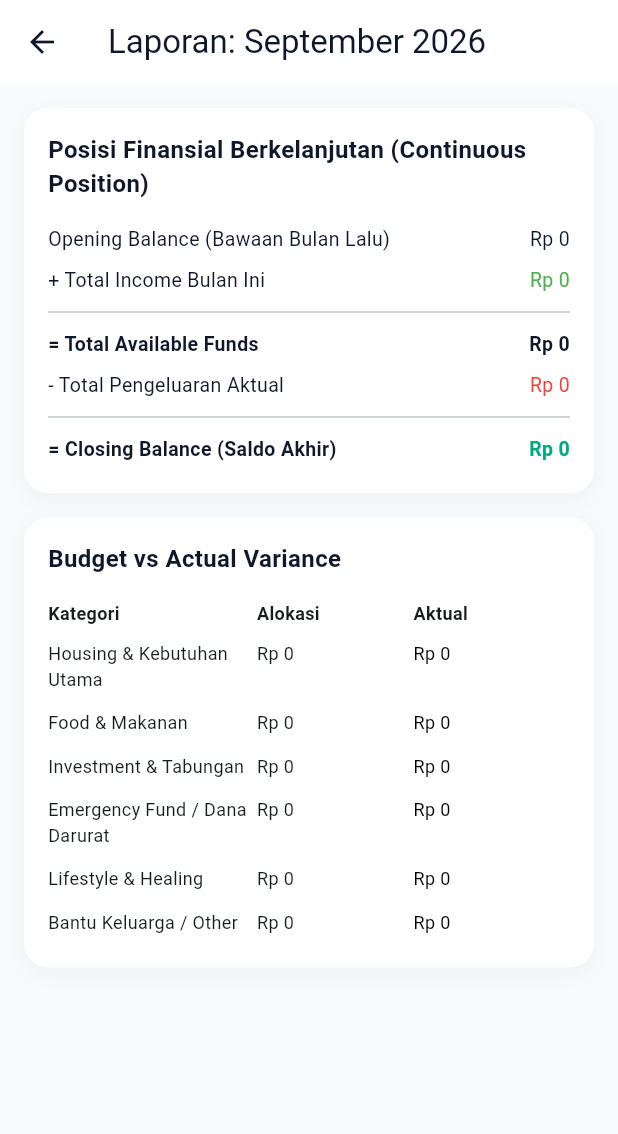
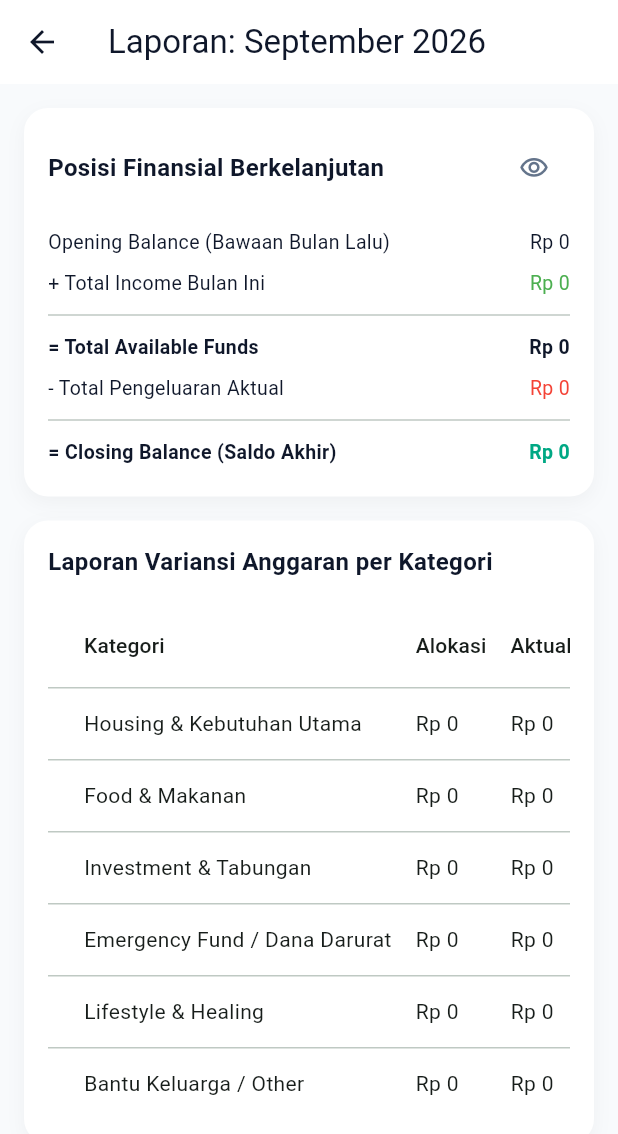
Before and after one commit to didikhari/aloca, a Flutter app: the MonthlyReportScreen screen opened directly, on a phone screen of 412 x 824 dp. Shown: the top 1134 px of the screen. Run offline on Flutter 3.47's test engine with Material 3 defaults, Android fonts, the phone set to English and light mode, and no system bars; our stand-ins replace file_picker, flutter_riverpod, hive_flutter, share_plus; missing offline and left inert: excel; accounts and stored records are empty.

Commit message:
feat: add mask and unmask toggle for total available funds
Add eye icon toggle and persistent state to mask/unmask sensitive available funds, opening balance, and income figures across Dashboard, Allocation Management, and Monthly Report screens.

```diff
--- a/lib/screens/reports/monthly_report_screen.dart
+++ b/lib/screens/reports/monthly_report_screen.dart
@@ -12,6 +12,7 @@ class MonthlyReportScreen extends ConsumerWidget {
   Widget build(BuildContext context, WidgetRef ref) {
     final activePeriod = ref.watch(activePeriodProvider);
     final summary = ref.watch(monthlySummaryProvider);
+    final isMasked = ref.watch(isBalanceMaskedProvider);
 
     return Scaffold(
       backgroundColor: const Color(0xFFF8FAFC),
@@ -32,22 +33,45 @@ class MonthlyReportScreen extends ConsumerWidget {
                 child: Column(
                   crossAxisAlignment: CrossAxisAlignment.start,
                   children: [
-                    const Text(
-                      'Posisi Finansial Berkelanjutan (Continuous Position)',
+                    Row(
+                      mainAxisAlignment: MainAxisAlignment.spaceBetween,
+                      children: [
+                        const Expanded(
+                          child: Text(
+                            'Posisi Finansial Berkelanjutan',
                             style: TextStyle(
                               fontSize: 16,
                               fontWeight: FontWeight.bold,
                               color: Color(0xFF0F172A),
                             ),
+                            overflow: TextOverflow.ellipsis,
+                          ),
+                        ),
+                        IconButton(
+                          icon: Icon(
+                            isMasked
+                                ? Icons.visibility_off_outlined
+                                : Icons.visibility_outlined,
+                            color: const Color(0xFF64748B),
+                            size: 20,
+                          ),
+                          padding: EdgeInsets.zero,
+                          constraints: const BoxConstraints(),
+                          tooltip: isMasked ? 'Tampilkan Nominal' : 'Sembunyikan Nominal',
+                          onPressed: () {
+                            ref.read(isBalanceMaskedProvider.notifier).toggleMask();
+                          },
+                        ),
+                      ],
                     ),
                     const SizedBox(height: 12),
-                    _buildReportRow('Opening Balance (Bawaan Bulan Lalu)', summary.openingBalance),
-                    _buildReportRow('+ Total Income Bulan Ini', summary.totalIncome, color: Colors.green),
+                    _buildReportRow('Opening Balance (Bawaan Bulan Lalu)', summary.openingBalance, isMasked: isMasked),
+                    _buildReportRow('+ Total Income Bulan Ini', summary.totalIncome, color: Colors.green, isMasked: isMasked),
                     const Divider(),
-                    _buildReportRow('= Total Available Funds', summary.totalAvailable, isBold: true),
-                    _buildReportRow('- Total Pengeluaran Aktual', summary.totalActualExpenses, color: Colors.red),
+                    _buildReportRow('= Total Available Funds', summary.totalAvailable, isBold: true, isMasked: isMasked),
+                    _buildReportRow('- Total Pengeluaran Aktual', summary.totalActualExpenses, color: Colors.red, isMasked: isMasked),
                     const Divider(),
-                    _buildReportRow('= Closing Balance (Saldo Akhir)', summary.closingBalance, isBold: true, color: const Color(0xFF00A884)),
+                    _buildReportRow('= Closing Balance (Saldo Akhir)', summary.closingBalance, isBold: true, color: const Color(0xFF00A884), isMasked: isMasked),
                   ],
                 ),
               ),
@@ -60,63 +84,68 @@ class MonthlyReportScreen extends ConsumerWidget {
                   crossAxisAlignment: CrossAxisAlignment.start,
                   children: [
                     const Text(
-                      'Budget vs Actual Variance',
+                      'Laporan Variansi Anggaran per Kategori',
                       style: TextStyle(
                         fontSize: 16,
                         fontWeight: FontWeight.bold,
                         color: Color(0xFF0F172A),
                       ),
                     ),
-                    const SizedBox(height: 12),
-                    Table(
-                      columnWidths: const {
-                        0: FlexColumnWidth(2),
-                        1: FlexColumnWidth(1.5),
-                        2: FlexColumnWidth(1.5),
-                      },
-                      children: [
-                        const TableRow(
-                          children: [
-                            Padding(
-                              padding: EdgeInsets.symmetric(vertical: 4),
-                              child: Text('Kategori', style: TextStyle(fontWeight: FontWeight.bold, fontSize: 12)),
+                    const SizedBox(height: 16),
+                    SingleChildScrollView(
+                      scrollDirection: Axis.horizontal,
+                      child: DataTable(
+                        columnSpacing: 16,
+                        columns: const [
+                          DataColumn(label: Text('Kategori')),
+                          DataColumn(label: Text('Alokasi')),
+                          DataColumn(label: Text('Aktual')),
+                          DataColumn(label: Text('Sisa')),
+                          DataColumn(label: Text('Status')),
+                        ],
+                        rows: summary.categoryStatuses.map((stat) {
+                          return DataRow(
+                            cells: [
+                              DataCell(Text(stat.category.name)),
+                              DataCell(Text(CurrencyFormatter.format(stat.allocated))),
+                              DataCell(Text(CurrencyFormatter.format(stat.actual))),
+                              DataCell(
+                                Text(
+                                  CurrencyFormatter.format(stat.remaining),
+                                  style: TextStyle(
+                                    fontWeight: FontWeight.bold,
+                                    color: stat.remaining >= 0
+                                        ? Colors.green
+                                        : Colors.red,
                                   ),
-                            Padding(
-                              padding: EdgeInsets.symmetric(vertical: 4),
-                              child: Text('Alokasi', style: TextStyle(fontWeight: FontWeight.bold, fontSize: 12)),
                                 ),
-                            Padding(
-                              padding: EdgeInsets.symmetric(vertical: 4),
-                              child: Text('Aktual', style: TextStyle(fontWeight: FontWeight.bold, fontSize: 12)),
                               ),
-                          ],
+                              DataCell(
+                                Container(
+                                  padding: const EdgeInsets.symmetric(
+                                      horizontal: 8, vertical: 4),
+                                  decoration: BoxDecoration(
+                                    color: stat.remaining >= 0
+                                        ? const Color(0xFFDCFCE7)
+                                        : const Color(0xFFFEE2E2),
+                                    borderRadius: BorderRadius.circular(12),
                                   ),
-                        ...summary.categoryStatuses.map((cs) {
-                          return TableRow(
-                            children: [
-                              Padding(
-                                padding: const EdgeInsets.symmetric(vertical: 6),
-                                child: Text(cs.category.name, style: const TextStyle(fontSize: 12)),
+                                  child: Text(
+                                    stat.status,
+                                    style: TextStyle(
+                                      fontSize: 11,
+                                      fontWeight: FontWeight.bold,
+                                      color: stat.remaining >= 0
+                                          ? const Color(0xFF166534)
+                                          : const Color(0xFF991B1B),
                                     ),
-                              Padding(
-                                padding: const EdgeInsets.symmetric(vertical: 6),
-                                child: Text(CurrencyFormatter.formatShort(cs.allocated), style: const TextStyle(fontSize: 12)),
-                              ),
-                              Padding(
-                                padding: const EdgeInsets.symmetric(vertical: 6),
-                                child: Text(
-                                  CurrencyFormatter.formatShort(cs.actual),
-                                  style: TextStyle(
-                                    fontSize: 12,
-                                    color: cs.status == 'Over Budget' ? Colors.red : Colors.black,
-                                    fontWeight: cs.status == 'Over Budget' ? FontWeight.bold : FontWeight.normal,
                                   ),
                                 ),
                               ),
                             ],
                           );
-                        }),
-                      ],
+                        }).toList(),
+                      ),
                     ),
                   ],
                 ),
@@ -128,7 +157,8 @@ class MonthlyReportScreen extends ConsumerWidget {
     );
   }
 
-  Widget _buildReportRow(String label, int amount, {bool isBold = false, Color? color}) {
+  Widget _buildReportRow(String label, int amount,
+      {bool isBold = false, Color? color, bool isMasked = false}) {
     return Padding(
       padding: const EdgeInsets.symmetric(vertical: 4),
       child: Row(
@@ -147,7 +177,7 @@ class MonthlyReportScreen extends ConsumerWidget {
           ),
           const SizedBox(width: 8),
           Text(
-            CurrencyFormatter.format(amount),
+            isMasked ? 'Rp ••••••••' : CurrencyFormatter.format(amount),
             style: TextStyle(
               fontSize: 13,
               fontWeight: isBold ? FontWeight.bold : FontWeight.normal,
```
Also changed, not shown: lib/providers/summary_provider.dart (+22 -1 lines), lib/screens/dashboard/dashboard_screen.dart (+33 -6 lines), lib/screens/settings/allocation_management_screen.dart (+30 -4 lines). Lines whose indentation alone changed are shown as unchanged.
